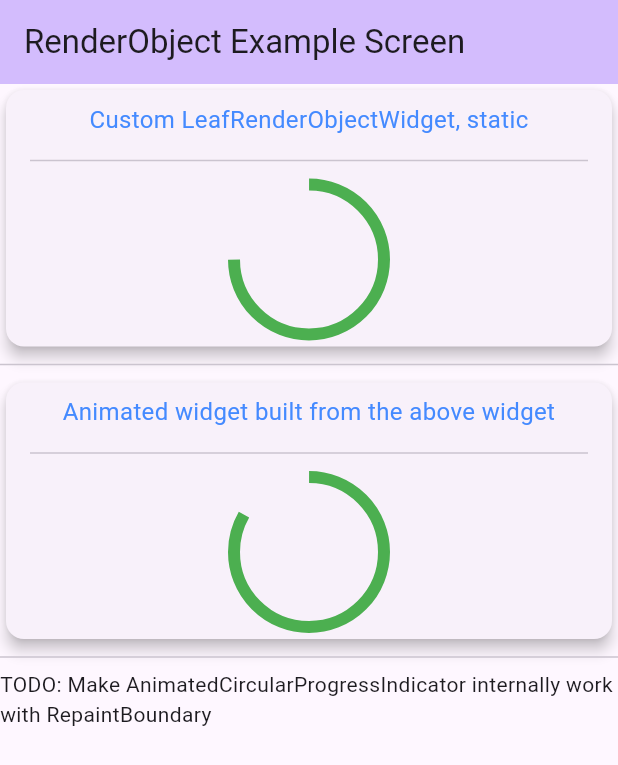
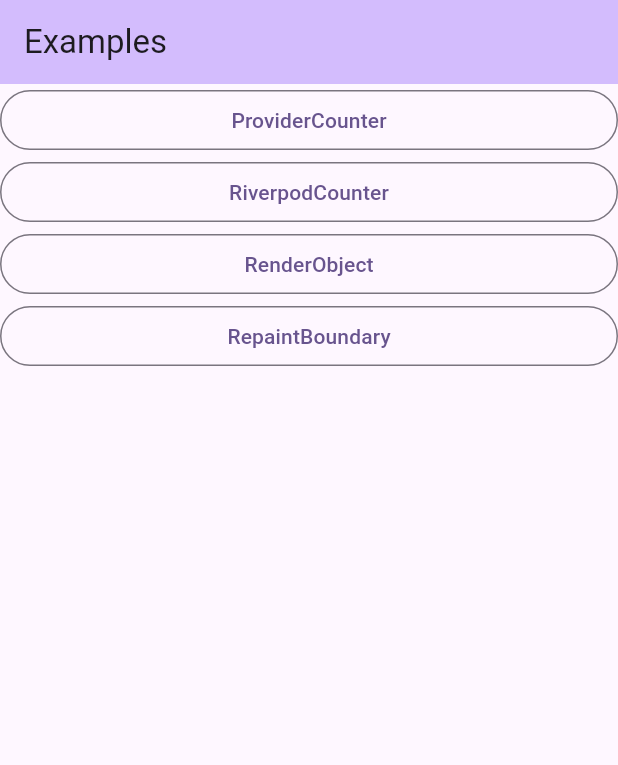
Before and after one commit to herman-peralta-ben/flutter_playground, a Flutter app: the screen it shows after launch, on a phone screen of 412 x 824 dp. Shown: the top 765 px of the screen. Run offline on Flutter 3.47's test engine with Material 3 defaults, Android fonts, the phone set to English and light mode, and no system bars; our stand-ins replace flutter_riverpod, go_router.

Commit message:
[EXAMPLE-5] Add basic deeplinks, add Android deeplink handler

```diff
--- /dev/null
+++ b/lib/examples/examples_list_screen.dart
@@ -0,0 +1,35 @@
+import 'package:flutter/material.dart';
+import 'package:go_router/go_router.dart';
+
+class Example {
+  final String route;
+  final String title;
+  const Example(this.route, this.title);
+}
+
+class ExamplesListScreen extends StatelessWidget {
+  final String title;
+  final List<Example> examples;
+  const ExamplesListScreen({
+    super.key,
+    required this.title,
+    required this.examples,
+  });
+
+  @override
+  Widget build(BuildContext context) {
+    return Scaffold(
+      appBar: AppBar(
+        backgroundColor: Theme.of(context).colorScheme.inversePrimary,
+        title: Text(title),
+      ),
+      body: ListView.builder(
+        itemCount: examples.length,
+        itemBuilder: (_, i) => OutlinedButton(
+          onPressed: () => context.go(examples[i].route),
+          child: Text(examples[i].title),
+        ),
+      ),
+    );
+  }
+}
--- a/lib/main.dart
+++ b/lib/main.dart
@@ -1,5 +1,5 @@
 import 'package:flutter/material.dart';
-import 'package:flutter_playground/examples/ui/render_object_example/render_object_example.dart';
+import 'package:flutter_playground/navigation/routes.dart';
 
 void main() {
   runApp(const MyApp());
@@ -10,21 +10,19 @@ class MyApp extends StatelessWidget {
 
   @override
   Widget build(BuildContext context) {
-    return MaterialApp(
+    // [!Add deeplinks]
+    return MaterialApp.router(
       title: 'Flutter Playground',
+      routerConfig: router,
       themeMode: ThemeMode.system, // Default mode
       theme: ThemeData(
         colorScheme: ColorScheme.fromSeed(seedColor: Colors.deepPurple),
         useMaterial3: true,
       ),
       darkTheme: ThemeData(
-        colorScheme: ColorScheme.fromSeed(
-            seedColor: Colors.blueGrey, brightness: Brightness.dark),
+        colorScheme: ColorScheme.fromSeed(seedColor: Colors.blueGrey, brightness: Brightness.dark),
         useMaterial3: true,
       ),
-      home: //const RiverpodCounterExampleScreen(),
-          // const WidgetRepaintBoundaryExampleScreen(),
-          const RenderObjectExampleScreen(),
     );
   }
 }
--- /dev/null
+++ b/lib/navigation/routes.dart
@@ -0,0 +1,93 @@
+import 'package:flutter/widgets.dart';
+import 'package:flutter_playground/examples/examples_list_screen.dart';
+import 'package:flutter_playground/examples/state/provider_counter_example.dart';
+import 'package:flutter_playground/examples/state/riverpod_counter_example/riverpod_counter_example.dart';
+import 'package:flutter_playground/examples/ui/render_object_example/render_object_example.dart';
+import 'package:flutter_playground/examples/ui/widget_repaint_boundary_example.dart';
+import 'package:go_router/go_router.dart';
+
+part 'routes.g.dart';
+
+// https://pub.dev/packages/go_router_builder/example
+// [!Add deeplinks]
+class Routes {
+  // TODO PUT TITLE HERE
+  static const String root = '/';
+  // state
+  static const String providerCounter = '/providerCounter';
+  static const String riverpodCounter = '/riverpodCounter';
+  // ui
+  static const String renderObject = '/renderObject';
+  static const String repaintBoundary = '/repaintBoundary';
+}
+
+final GlobalKey<NavigatorState> appRootNavigatorKey = GlobalKey<NavigatorState>(debugLabel: 'appRootKey');
+
+/*
+ * Android:
+ *    adb shell 'am start -d "testing://flutter_playground.com/riverpodCounter"'
+ *    adb shell 'am start -d "http://flutter_playground.com/repaintBoundary"'
+ *    adb shell 'am start -d "https://flutter_playground.com/providerCounter"'
+ * iOS:
+ *  // TODO
+ */
+// https://docs.flutter.dev/ui/navigation/deep-linking
+// https://docs.flutter.dev/cookbook/navigation/set-up-app-links
+final router = GoRouter(
+  debugLogDiagnostics: true,
+  routes: $appRoutes,
+  initialLocation: Routes.root,
+  navigatorKey: appRootNavigatorKey,
+);
+
+@TypedGoRoute<RootRoute>(
+  path: Routes.root,
+  routes: [
+    TypedGoRoute<ProviderCounterRoute>(path: Routes.providerCounter),
+    TypedGoRoute<RiverpodCounterRoute>(path: Routes.riverpodCounter),
+    TypedGoRoute<RenderObjectRoute>(path: Routes.renderObject),
+    TypedGoRoute<WidgetRepaintBoundaryRoute>(path: Routes.repaintBoundary),
+  ],
+)
+class RootRoute extends GoRouteData {
+  @override
+  Widget build(BuildContext context, GoRouterState state) {
+    return const ExamplesListScreen(
+      title: "Examples",
+      examples: [
+        Example(Routes.providerCounter, "ProviderCounter"),
+        Example(Routes.riverpodCounter, "RiverpodCounter"),
+        Example(Routes.renderObject, "RenderObject"),
+        Example(Routes.repaintBoundary, "RepaintBoundary"),
+      ],
+    );
+  }
+}
+
+class ProviderCounterRoute extends GoRouteData {
+  @override
+  Widget build(BuildContext context, GoRouterState state) {
+    return const ProviderCounterExampleScreen();
+  }
+}
+
+class RiverpodCounterRoute extends GoRouteData {
+  @override
+  Widget build(BuildContext context, GoRouterState state) {
+    return const RiverpodCounterExampleScreen();
+  }
+}
+
+class RenderObjectRoute extends GoRouteData {
+  @override
+  Widget build(BuildContext context, GoRouterState state) {
+    return const RenderObjectExampleScreen();
+  }
+}
+
+class WidgetRepaintBoundaryRoute extends GoRouteData {
+  @override
+  Widget build(BuildContext context, GoRouterState state) {
+    return const WidgetRepaintBoundaryExampleScreen();
+  }
+}
--- a/pubspec.yaml
+++ b/pubspec.yaml
@@ -13,11 +13,15 @@ dependencies:
   cupertino_icons: ^1.0.6
   provider: ^6.1.2
   flutter_riverpod: ^2.5.1
+  go_router: ^14.2.0
 
 dev_dependencies:
   flutter_test:
     sdk: flutter
   flutter_lints: ^3.0.0
+  # dart run build_runner build -d
+  build_runner: ^2.4.9
+  go_router_builder: ^2.3.0
 
 flutter:
   uses-material-design: true
```
Also changed, not shown: lib/navigation/routes.g.dart (added), pubspec.lock, 1 other file.
